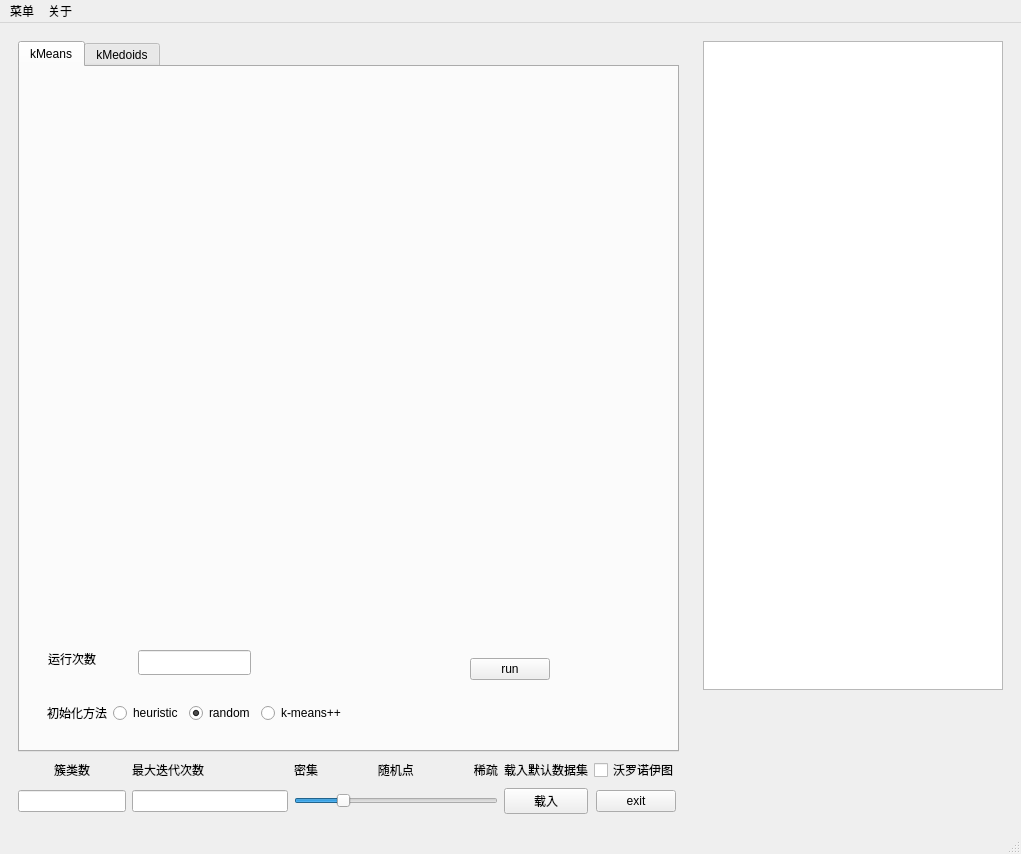
nuisttudou/Qt-Bigdata-Course-Design, file de2.ui: the form before one commit.
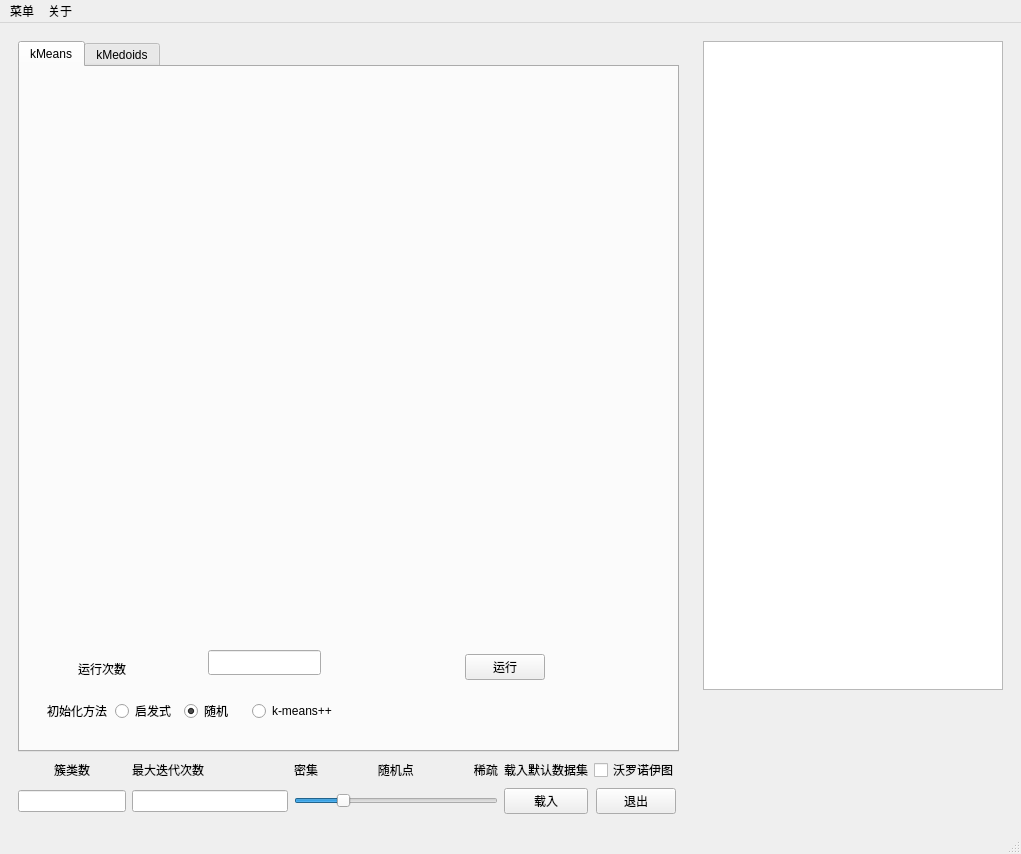
The form after the commit. The open tabs and pages were chosen to show the change.

The edit to the form file:
```diff
--- a/de2.ui
+++ b/de2.ui
@@ -101,14 +101,14 @@
                    <item>
                     <widget class="QRadioButton" name="radioButton_kmeans_plusplus">
                      <property name="text">
-                      <string>heuristic</string>
+                      <string>启发式</string>
                      </property>
                     </widget>
                    </item>
                    <item>
                     <widget class="QRadioButton" name="radioButton_kmeans_random">
                      <property name="text">
-                      <string>random</string>
+                      <string>随机</string>
                      </property>
                      <property name="checked">
                       <bool>true</bool>
@@ -128,7 +128,7 @@
                 <item row="1" column="4" alignment="Qt::AlignHCenter|Qt::AlignVCenter">
                  <widget class="QPushButton" name="runButton_kMeans">
                   <property name="text">
-                   <string>run</string>
+                   <string>运行</string>
                   </property>
                  </widget>
                 </item>
@@ -137,12 +137,18 @@
                   <widget class="QLabel" name="label_5">
                    <property name="geometry">
                     <rect>
-                     <x>10</x>
-                     <y>0</y>
-                     <width>55</width>
+                     <x>40</x>
+                     <y>10</y>
+                     <width>100</width>
                      <height>17</height>
                     </rect>
                    </property>
+                   <property name="minimumSize">
+                    <size>
+                     <width>100</width>
+                     <height>0</height>
+                    </size>
+                   </property>
                    <property name="text">
                     <string>运行次数</string>
                    </property>
@@ -150,7 +156,7 @@
                   <widget class="QLineEdit" name="lineEdit_kmeans_runtimes">
                    <property name="geometry">
                     <rect>
-                     <x>100</x>
+                     <x>170</x>
                      <y>0</y>
                      <width>113</width>
                      <height>25</height>
@@ -445,7 +451,7 @@
          <item row="2" column="4" alignment="Qt::AlignHCenter|Qt::AlignVCenter">
           <widget class="QPushButton" name="exitButton">
            <property name="text">
-            <string>exit</string>
+            <string>退出</string>
            </property>
            <property name="autoDefault">
             <bool>false</bool>
```
Left out of the diff: 21 changed lines with no effect on the pictures.
